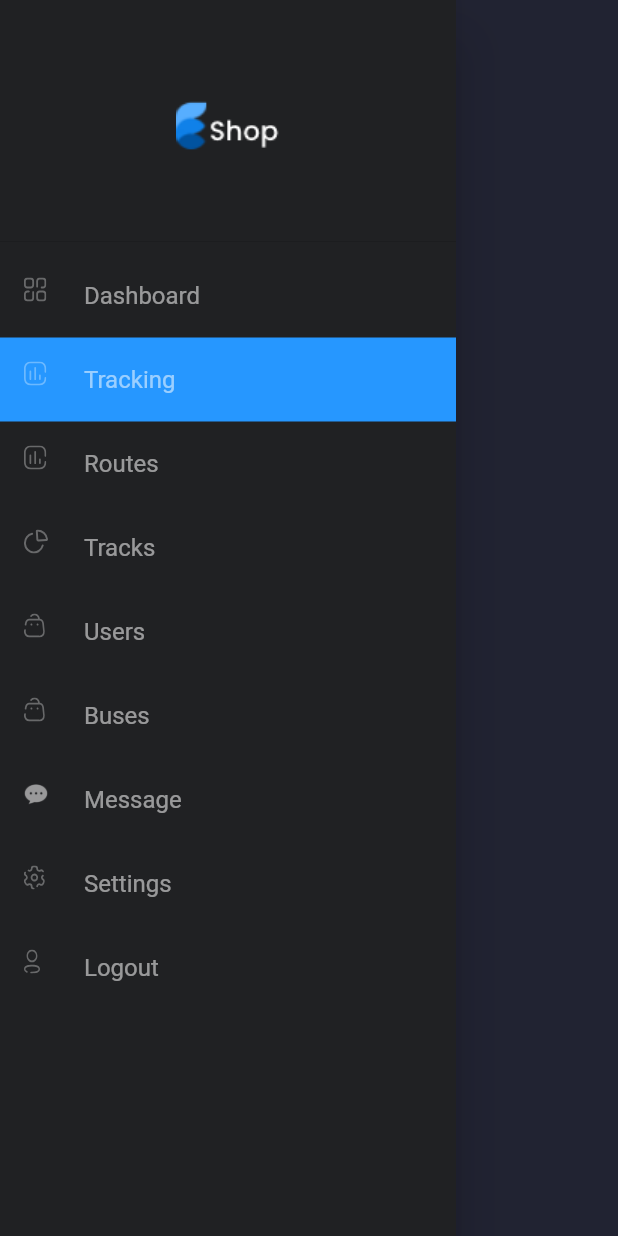
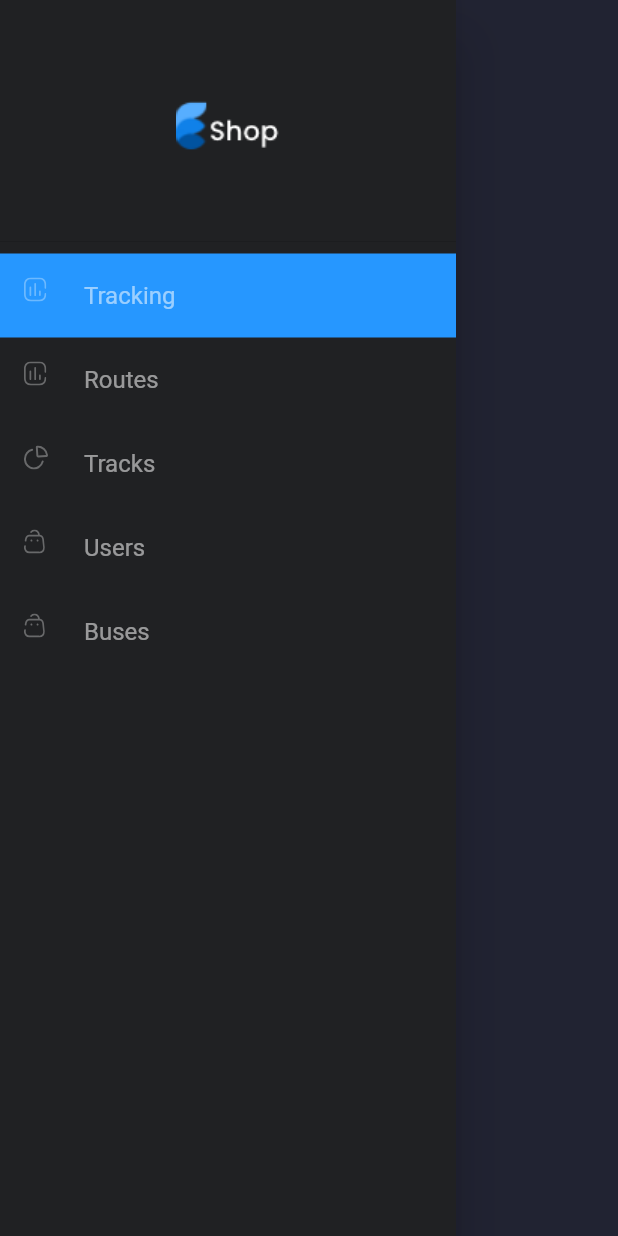
Before and after one commit to thenumanahmed/flutter_route_application, a Flutter app: the SlideMenu widget shown alone on an empty page, opened directly, on a phone screen of 412 x 824 dp. Run offline on Flutter 3.47's test engine with Material 2 defaults, Android fonts, the phone set to English and light mode, and no system bars; our stand-ins replace fl_chart, flutter_dotenv, flutter_map, flutter_svg, get, latlong2; missing offline and left inert: mapbox_gl, mongo_dart; statements that could not run were skipped.

```diff
--- a/lib/screens/main/compoenents/slide_menu.dart
+++ b/lib/screens/main/compoenents/slide_menu.dart
@@ -18,14 +18,14 @@ class SlideMenu extends StatelessWidget {
           () => Column(
             children: [
               DrawerHeader(child: Image.asset("assets/images/logo.png")),
-              DrawerListTile(
-                onPress: () =>
-                    menuController.setSelectedItem(MenuItems.dashboard),
-                isSelected:
-                    menuController.selectedItem.value == MenuItems.dashboard,
-                svgSrc: "assets/icons/menu_dashbord.svg",
-                title: 'Dashboard',
-              ),
+              // DrawerListTile(
+              //   onPress: () =>
+              //       menuController.setSelectedItem(MenuItems.dashboard),
+              //   isSelected:
+              //       menuController.selectedItem.value == MenuItems.dashboard,
+              //   svgSrc: "assets/icons/menu_dashbord.svg",
+              //   title: 'Dashboard',
+              // ),
               DrawerListTile(
                 onPress: () =>
                     menuController.setSelectedItem(MenuItems.tracking),
@@ -62,29 +62,29 @@ class SlideMenu extends StatelessWidget {
                 svgSrc: "assets/icons/menu_store.svg",
                 title: 'Buses',
               ),
-              DrawerListTile(
-                onPress: () =>
-                    menuController.setSelectedItem(MenuItems.message),
-                isSelected:
-                    menuController.selectedItem.value == MenuItems.message,
-                imageSrc: "assets/icons/message.png",
-                title: 'Message',
-              ),
-              DrawerListTile(
-                onPress: () =>
-                    menuController.setSelectedItem(MenuItems.settings),
-                isSelected:
-                    menuController.selectedItem.value == MenuItems.settings,
-                svgSrc: "assets/icons/menu_setting.svg",
-                title: 'Settings',
-              ),
-              DrawerListTile(
-                onPress: () {},
-                isSelected:
-                    menuController.selectedItem.value == MenuItems.login,
-                svgSrc: "assets/icons/menu_profile.svg",
-                title: 'Logout',
-              ),
+              // DrawerListTile(
+              //   onPress: () =>
+              //       menuController.setSelectedItem(MenuItems.message),
+              //   isSelected:
+              //       menuController.selectedItem.value == MenuItems.message,
+              //   imageSrc: "assets/icons/message.png",
+              //   title: 'Message',
+              // ),
+              // DrawerListTile(
+              //   onPress: () =>
+              //       menuController.setSelectedItem(MenuItems.settings),
+              //   isSelected:
+              //       menuController.selectedItem.value == MenuItems.settings,
+              //   svgSrc: "assets/icons/menu_setting.svg",
+              //   title: 'Settings',
+              // ),
+              // DrawerListTile(
+              //   onPress: () {},
+              //   isSelected:
+              //       menuController.selectedItem.value == MenuItems.login,
+              //   svgSrc: "assets/icons/menu_profile.svg",
+              //   title: 'Logout',
+              // ),
             ],
           ),
         ),
```
